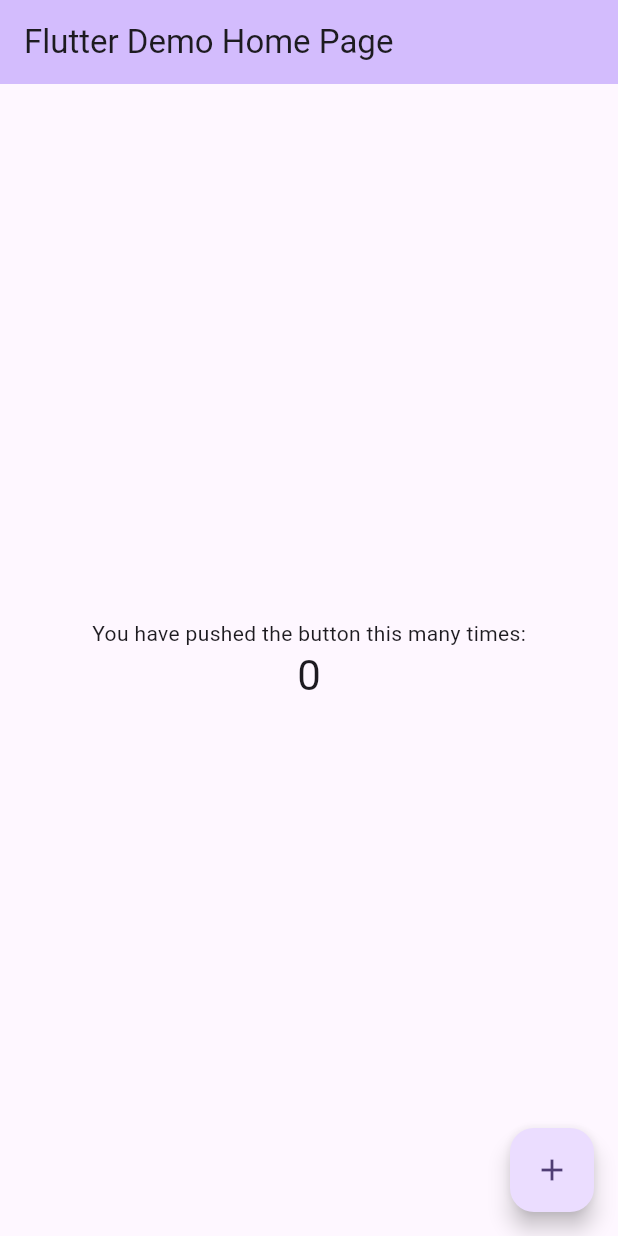
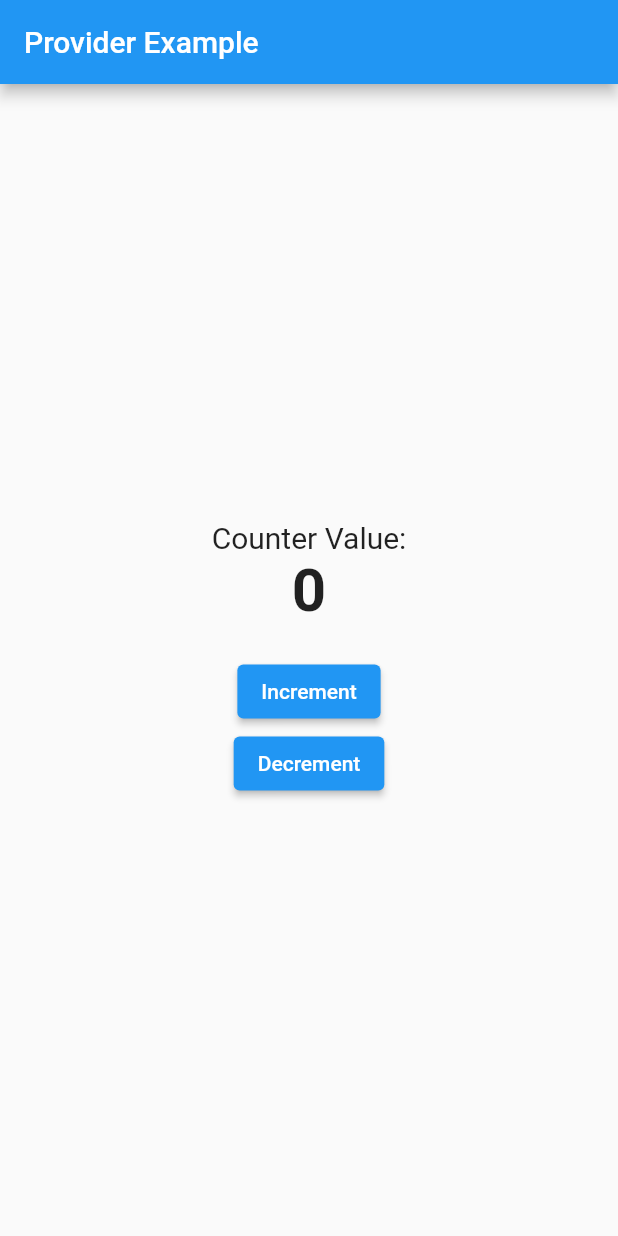
Before and after one commit to Masaya1582/Flutter_Playground, a Flutter app: the screen it shows after launch, on a phone screen of 412 x 824 dp. Run offline on Flutter 3.47's test engine with Material 2 defaults, Android fonts, the phone set to English and light mode, and no system bars.

Commit message:
Providerの勉強(How to use Provider)

```diff
--- a/lib/main.dart
+++ b/lib/main.dart
@@ -1,127 +1,75 @@
 import 'package:flutter/material.dart';
-import 'package:flutter/rendering.dart';
+import 'package:provider/provider.dart';
 
 void main() {
-  debugPaintSizeEnabled = true; // Add
   runApp(MyApp());
 }
 
+class Counter with ChangeNotifier {
+  int _count = 0;
+
+  int get count => _count;
+
+  void increment() {
+    _count++;
+    notifyListeners();
+  }
+
+  void decrement() {
+    _count--;
+    notifyListeners();
+  }
+}
+
 class MyApp extends StatelessWidget {
-  const MyApp({super.key});
-
-  // This widget is the root of your application.
   @override
   Widget build(BuildContext context) {
-    return MaterialApp(
-      title: 'Flutter Demo',
-      theme: ThemeData(
-        // This is the theme of your application.
-        //
-        // TRY THIS: Try running your application with "flutter run". You'll see
-        // the application has a blue toolbar. Then, without quitting the app,
-        // try changing the seedColor in the colorScheme below to Colors.green
-        // and then invoke "hot reload" (save your changes or press the "hot
-        // reload" button in a Flutter-supported IDE, or press "r" if you used
-        // the command line to start the app).
-        //
-        // Notice that the counter didn't reset back to zero; the application
-        // state is not lost during the reload. To reset the state, use hot
-        // restart instead.
-        //
-        // This works for code too, not just values: Most code changes can be
-        // tested with just a hot reload.
-        colorScheme: ColorScheme.fromSeed(seedColor: Colors.deepPurple),
-        useMaterial3: true,
+    return ChangeNotifierProvider(
+      create: (context) => Counter(),
+      child: MaterialApp(
+        home: MyHomePage(),
       ),
-      home: const MyHomePage(title: 'Flutter Demo Home Page'),
     );
   }
 }
 
-class MyHomePage extends StatefulWidget {
-  const MyHomePage({super.key, required this.title});
-
-  // This widget is the home page of your application. It is stateful, meaning
-  // that it has a State object (defined below) that contains fields that affect
-  // how it looks.
-
-  // This class is the configuration for the state. It holds the values (in this
-  // case the title) provided by the parent (in this case the App widget) and
-  // used by the build method of the State. Fields in a Widget subclass are
-  // always marked "final".
-
-  final String title;
-
-  @override
-  State<MyHomePage> createState() => _MyHomePageState();
-}
-
-class _MyHomePageState extends State<MyHomePage> {
-  int _counter = 0;
-
-  void _incrementCounter() {
-    setState(() {
-      // This call to setState tells the Flutter framework that something has
-      // changed in this State, which causes it to rerun the build method below
-      // so that the display can reflect the updated values. If we changed
-      // _counter without calling setState(), then the build method would not be
-      // called again, and so nothing would appear to happen.
-      _counter++;
-    });
-  }
-
+class MyHomePage extends StatelessWidget {
   @override
   Widget build(BuildContext context) {
-    // This method is rerun every time setState is called, for instance as done
-    // by the _incrementCounter method above.
-    //
-    // The Flutter framework has been optimized to make rerunning build methods
-    // fast, so that you can just rebuild anything that needs updating rather
-    // than having to individually change instances of widgets.
+    final counter = Provider.of<Counter>(context);
+
     return Scaffold(
       appBar: AppBar(
-        // TRY THIS: Try changing the color here to a specific color (to
-        // Colors.amber, perhaps?) and trigger a hot reload to see the AppBar
-        // change color while the other colors stay the same.
-        backgroundColor: Theme.of(context).colorScheme.inversePrimary,
-        // Here we take the value from the MyHomePage object that was created by
-        // the App.build method, and use it to set our appbar title.
-        title: Text(widget.title),
+        title: Text('Provider Example'),
       ),
       body: Center(
-        // Center is a layout widget. It takes a single child and positions it
-        // in the middle of the parent.
         child: Column(
-          // Column is also a layout widget. It takes a list of children and
-          // arranges them vertically. By default, it sizes itself to fit its
-          // children horizontally, and tries to be as tall as its parent.
-          //
-          // Column has various properties to control how it sizes itself and
-          // how it positions its children. Here we use mainAxisAlignment to
-          // center the children vertically; the main axis here is the vertical
-          // axis because Columns are vertical (the cross axis would be
-          // horizontal).
-          //
-          // TRY THIS: Invoke "debug painting" (choose the "Toggle Debug Paint"
-          // action in the IDE, or press "p" in the console), to see the
-          // wireframe for each widget.
           mainAxisAlignment: MainAxisAlignment.center,
           children: <Widget>[
-            const Text(
-              'You have pushed the button this many times:',
+            Text(
+              'Counter Value:',
+              style: TextStyle(fontSize: 20),
             ),
             Text(
-              '$_counter',
-              style: Theme.of(context).textTheme.headlineMedium,
+              '${counter.count}',
+              style: TextStyle(fontSize: 40, fontWeight: FontWeight.bold),
+            ),
+            SizedBox(height: 20),
+            ElevatedButton(
+              onPressed: () {
+                counter.increment();
+              },
+              child: Text('Increment'),
+            ),
+            ElevatedButton(
+              onPressed: () {
+                counter.decrement();
+              },
+              child: Text('Decrement'),
             ),
           ],
         ),
       ),
-      floatingActionButton: FloatingActionButton(
-        onPressed: _incrementCounter,
-        tooltip: 'Increment',
-        child: const Icon(Icons.add),
-      ), // This trailing comma makes auto-formatting nicer for build methods.
     );
   }
 }
--- a/pubspec.yaml
+++ b/pubspec.yaml
@@ -30,6 +30,7 @@ environment:
 dependencies:
   flutter:
     sdk: flutter
+  provider: ^5.0.0
 
 
   # The following adds the Cupertino Icons font to your application.
```
